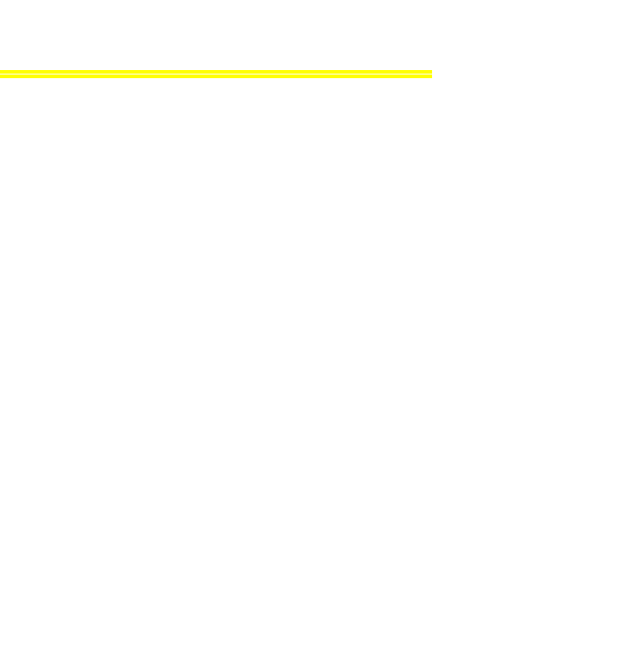
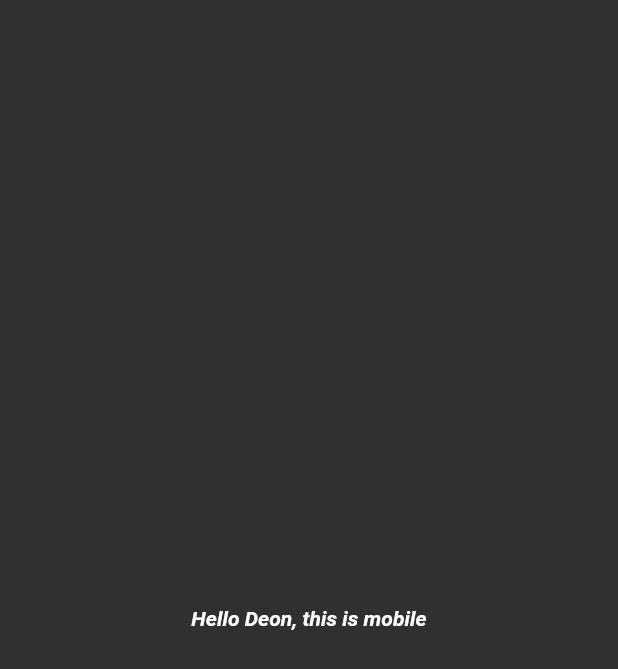
Before and after one commit to 4ndrelim/ChatAppClone, a Flutter app: the screen it shows after launch, on a phone screen of 412 x 824 dp. Shown: the top 669 px of the screen. Run offline on Flutter 3.47's test engine with Material 2 defaults, Android fonts, the phone set to English and light mode, and no system bars.

Commit message:
Construct web and mobile screen layout

```diff
--- a/whatsapp_clone/lib/main.dart
+++ b/whatsapp_clone/lib/main.dart
@@ -1,5 +1,7 @@
 import 'package:flutter/material.dart';
 import 'colours.dart';
+import 'responsive_layout.dart';
+import 'screens/all.dart';
 
 void main() {
   runApp(const MyApp());
@@ -18,14 +20,9 @@ class MyApp extends StatelessWidget {
       theme: ThemeData.dark().copyWith(
         backgroundColor: backgroundColor,
       ),
-      home: Text(
-        'Hello Deon',
-        style: TextStyle(
-          fontWeight: FontWeight.bold,
-          color: Colors.white,
-          fontStyle: FontStyle.italic,
-        ),
-      ),
+      home: const ResponsiveLayout(
+          mobileScreenLayout: MobileScreenLayout(),
+          webScreenLayout: WebScreenLayout()),
     );
   }
 }
--- a/whatsapp_clone/lib/responsive_layout.dart
+++ b/whatsapp_clone/lib/responsive_layout.dart
@@ -3,7 +3,11 @@ import 'package:flutter/material.dart';
 class ResponsiveLayout extends StatelessWidget {
   final Widget mobileScreenLayout;
   final Widget webScreenLayout;
-  const ResponsiveLayout({Key? key}) : super(key: key);
+  const ResponsiveLayout(
+      {Key? key,
+      required this.mobileScreenLayout,
+      required this.webScreenLayout})
+      : super(key: key);
 
   @override
   Widget build(BuildContext context) {
@@ -11,9 +15,10 @@ class ResponsiveLayout extends StatelessWidget {
       // to change hardcoded value!
       if (constraints.maxWidth > 900) {
         // Web layout
-
+        return webScreenLayout;
       } else {
         // Mobile layout
+        return mobileScreenLayout;
       }
     });
   }
--- /dev/null
+++ b/whatsapp_clone/lib/screens/all.dart
@@ -0,0 +1,2 @@
+export 'mobileScreenLayout.dart';
+export 'webScreenLayout.dart';
--- /dev/null
+++ b/whatsapp_clone/lib/screens/mobileScreenLayout.dart
@@ -0,0 +1,21 @@
+import 'package:flutter/material.dart';
+
+class MobileScreenLayout extends StatelessWidget {
+  const MobileScreenLayout({Key? key}) : super(key: key);
+
+  @override
+  Widget build(BuildContext context) {
+    return const Scaffold(
+      body: Center(
+        child: Text(
+          'Hello Deon, this is mobile',
+          style: TextStyle(
+            fontWeight: FontWeight.bold,
+            color: Colors.white,
+            fontStyle: FontStyle.italic,
+          ),
+        ),
+      ),
+    );
+  }
+}
```
Also changed, not shown: whatsapp_clone/lib/screens/webScreenLayout.dart (added, +21 -0 lines).
